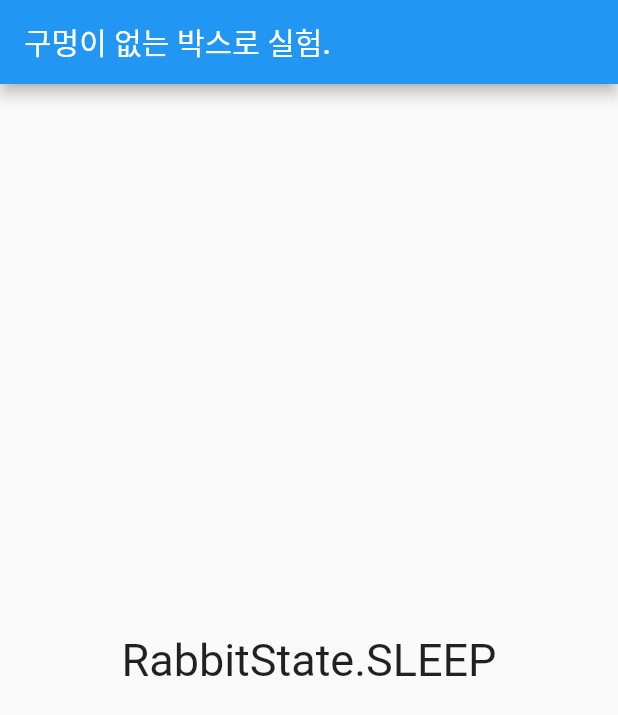
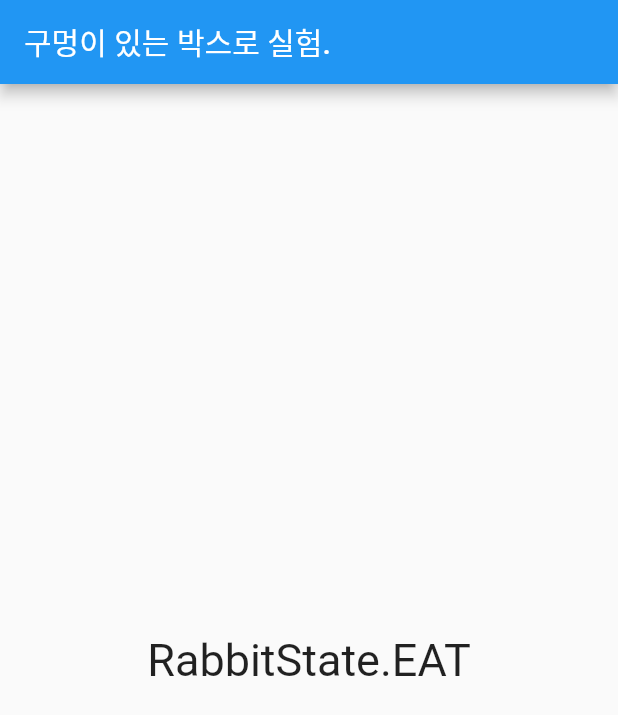
Before and after one commit to bluecandle/flutter_stateless_stateful, a Flutter app: the screen it shows after launch, on a phone screen of 412 x 824 dp. Shown: the top 715 px of the screen. Run offline on Flutter 3.47's test engine with Material 2 defaults, Android fonts, the light colour scheme and no system bars.

Commit message:
statefulWidget

```diff
--- a/lib/main.dart
+++ b/lib/main.dart
@@ -1,5 +1,6 @@
 import 'package:flutter/material.dart';
 import 'package:sample_widget/rabbit.dart';
+import 'package:sample_widget/stateful_sample_widget.dart';
 import 'package:sample_widget/stateless_sample_widget.dart';
 
 void main() {
@@ -17,9 +18,12 @@ class MyApp extends StatelessWidget {
       theme: ThemeData(
         primarySwatch: Colors.blue,
       ),
-      home: StatelessSampleWidget(
-          title: '구멍이 없는 박스로 실험.',
-          rabbit: Rabbit(name: '토끼1', state: RabbitState.SLEEP)),
+      // home: StatelessSampleWidget(
+      //     title: '구멍이 없는 박스로 실험.',
+      //     rabbit: Rabbit(name: '토끼1', state: RabbitState.SLEEP)),
+      home: StatefulSampleWidget(
+          title: '구멍이 있는 박스로 실험.',
+          rabbit: Rabbit(name: '토끼2', state: RabbitState.SLEEP)),
     );
   }
 }
--- /dev/null
+++ b/lib/stateful_sample_widget.dart
@@ -0,0 +1,58 @@
+import 'dart:async';
+
+import 'package:flutter/material.dart';
+import 'package:sample_widget/rabbit.dart';
+
+class StatefulSampleWidget extends StatefulWidget {
+  String title;
+  Rabbit rabbit;
+  StatefulSampleWidget({required this.title, required this.rabbit}) {}
+
+  @override
+  State<StatefulSampleWidget> createState() => _StatefulSampleWidgetState();
+}
+
+class _StatefulSampleWidgetState extends State<StatefulSampleWidget> {
+  @override
+  void initState() {
+    // TODO: implement initState
+    super.initState();
+
+    Timer.periodic((Duration(seconds: 1)), (timer) {
+      int index = timer.tick % 4;
+
+      setState(() {
+        switch (index) {
+          case 0:
+
+            // StatefulSampleWidget 과 _StatefulSampleWidgetState 은 다른 클래스임.
+            // 그래서, rabbit 에 접근하기 위해 widget.rabbit 이런식으로 접근하는 것.
+            widget.rabbit.updateState(RabbitState.SLEEP);
+            break;
+
+          case 1:
+            widget.rabbit.updateState(RabbitState.WALK);
+            break;
+          case 2:
+            widget.rabbit.updateState(RabbitState.RUN);
+            break;
+
+          case 3:
+            widget.rabbit.updateState(RabbitState.EAT);
+            break;
+        }
+        print(widget.rabbit.state);
+      });
+    });
+  }
+
+  @override
+  Widget build(BuildContext context) {
+    return Scaffold(
+        appBar: AppBar(title: Text(widget.title)),
+        body: Container(
+            child: Center(
+                child: Text(widget.rabbit.state.toString(),
+                    style: TextStyle(fontSize: 30)))));
+  }
+}
```
